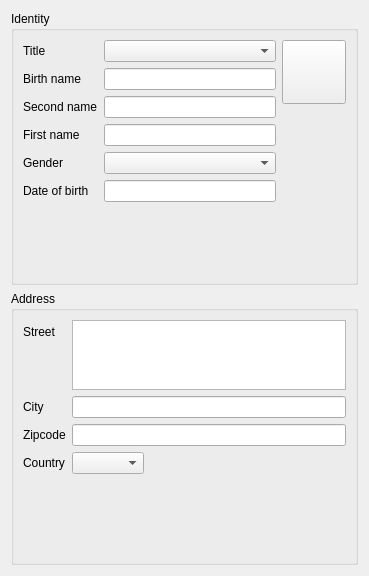
FreeHealth/freehealth, file plugins/patientbaseplugin/identitywidget.ui: the form before one commit.
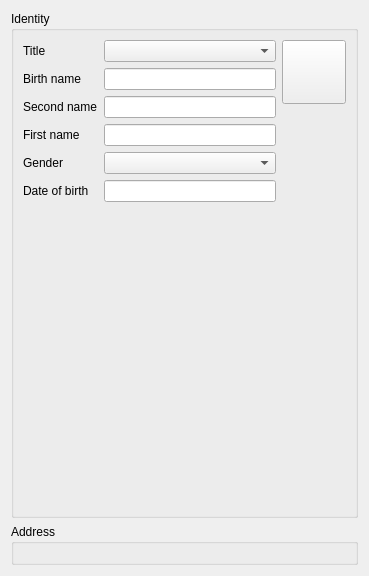
The form after the commit. Custom widgets are drawn as their Qt base class.

Commit message: using new full address widget

Patch:
```diff
--- a/plugins/patientbaseplugin/identitywidget.ui
+++ b/plugins/patientbaseplugin/identitywidget.ui
@@ -23,80 +23,8 @@
       <property name="fieldGrowthPolicy">
        <enum>QFormLayout::ExpandingFieldsGrow</enum>
       </property>
-      <item row="0" column="0">
-       <widget class="QLabel" name="label_6">
-        <property name="text">
-         <string>Street</string>
-        </property>
-        <property name="buddy">
-         <cstring>street</cstring>
-        </property>
-       </widget>
-      </item>
-      <item row="1" column="0">
-       <widget class="QLabel" name="label_8">
-        <property name="text">
-         <string>City</string>
-        </property>
-        <property name="buddy">
-         <cstring>city</cstring>
-        </property>
-       </widget>
-      </item>
-      <item row="1" column="1">
-       <widget class="Utils::QButtonLineEdit" name="city"/>
-      </item>
-      <item row="2" column="0">
-       <widget class="QLabel" name="label_9">
-        <property name="text">
-         <string>Zipcode</string>
-        </property>
-        <property name="buddy">
-         <cstring>zipcode</cstring>
-        </property>
-       </widget>
-      </item>
-      <item row="2" column="1">
-       <widget class="Utils::QButtonLineEdit" name="zipcode"/>
-      </item>
-      <item row="3" column="0">
-       <widget class="QLabel" name="label_10">
-        <property name="text">
-         <string>Country</string>
-        </property>
-        <property name="buddy">
-         <cstring>country</cstring>
-        </property>
-       </widget>
-      </item>
-      <item row="3" column="1">
-       <widget class="Views::CountryComboBox" name="country"/>
-      </item>
-      <item row="4" column="1">
-       <spacer name="verticalSpacer">
-        <property name="orientation">
-         <enum>Qt::Vertical</enum>
-        </property>
-        <property name="sizeHint" stdset="0">
-         <size>
-          <width>20</width>
-          <height>40</height>
-         </size>
-        </property>
-       </spacer>
-      </item>
-      <item row="0" column="1">
-       <widget class="QPlainTextEdit" name="street">
-        <property name="maximumSize">
-         <size>
-          <width>16777215</width>
-          <height>70</height>
-         </size>
-        </property>
-        <property name="tabChangesFocus">
-         <bool>true</bool>
-        </property>
-       </widget>
+      <item row="0" column="0" colspan="2">
+       <widget class="ZipCodes::ZipCodesWidget" name="zipcodesWidget" native="true"/>
       </item>
      </layout>
     </widget>
@@ -266,16 +194,6 @@
   </layout>
  </widget>
  <customwidgets>
-  <customwidget>
-   <class>Utils::QButtonLineEdit</class>
-   <extends>QLineEdit</extends>
-   <header location="global">utils/widgets/qbuttonlineedit.h</header>
-  </customwidget>
-  <customwidget>
-   <class>Views::CountryComboBox</class>
-   <extends>QComboBox</extends>
-   <header location="global">listviewplugin/countrycombobox.h</header>
-  </customwidget>
   <customwidget>
    <class>Utils::BirthDayEdit</class>
    <extends>QLineEdit</extends>
@@ -286,6 +204,12 @@
    <extends>QToolButton</extends>
    <header location="global">patientbaseplugin/pixmapbutton.h</header>
   </customwidget>
+  <customwidget>
+   <class>ZipCodes::ZipCodesWidget</class>
+   <extends>QWidget</extends>
+   <header location="global">zipcodesplugin/zipcodeswidget.h</header>
+   <container>1</container>
+  </customwidget>
  </customwidgets>
  <tabstops>
   <tabstop>titleCombo</tabstop>
```
Left out of the diff: 4 changed lines with no effect on the pictures. The commit also changes 1 other file.
